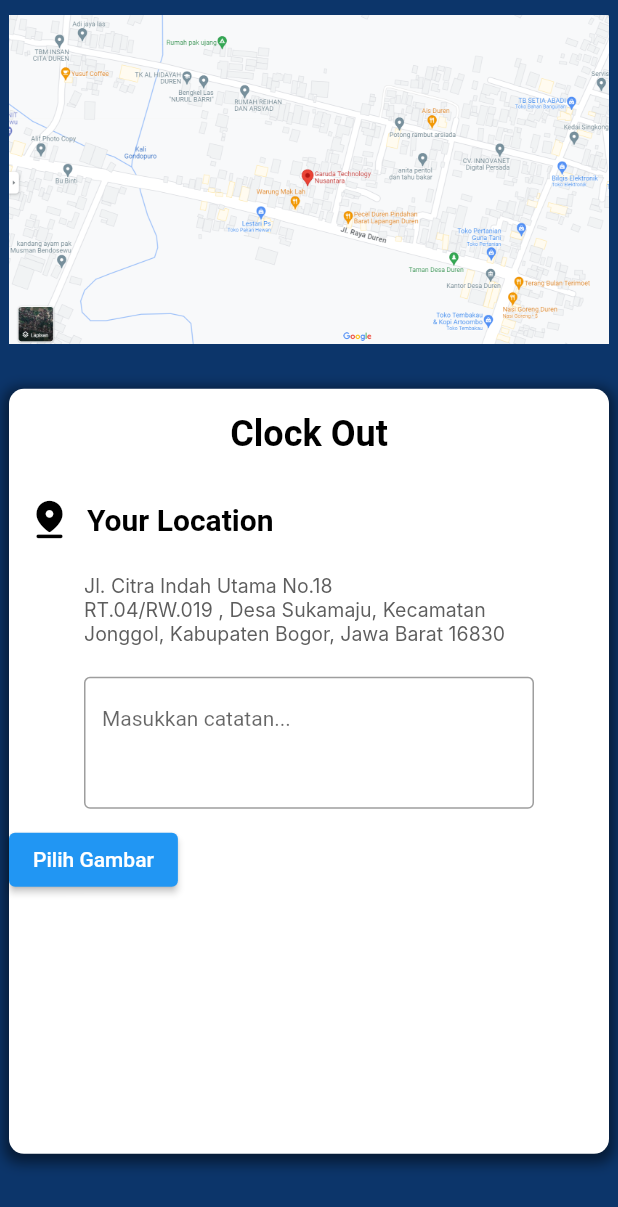
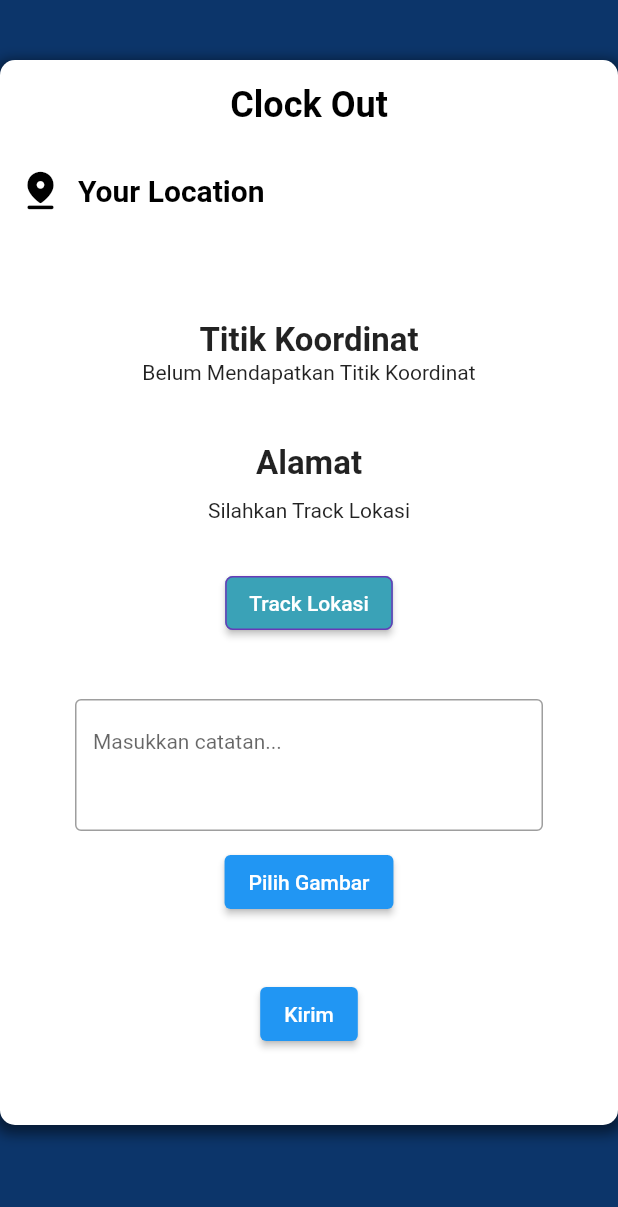
Before and after one commit to krisnagianaputra/Garuda-HRM-Absensi, a Flutter app: the Absensi screen opened directly, after a tap on "Clock Out", on a phone screen of 412 x 824 dp. Shown: the top 1207 px of the screen. Run offline on Flutter 3.47's test engine with Material 2 defaults, Android fonts, the phone set to English and light mode, and no system bars; our stand-ins replace flutter_keyboard_visibility, geocoding, geolocator, google_fonts, image_picker, webview_flutter; Roboto replaces fonts that are missing (Inter).

Commit message:
Update fix Koordinat Lokasi Check in/out dan Input Gambar

```diff
--- a/lib/main.dart
+++ b/lib/main.dart
@@ -15,8 +15,7 @@ class MyApp extends StatelessWidget {
       // home: BottomNavigation(),
       // home: WebViewPage(),
       home: WellcomePage(),
-
-
+      // home: MyHomePage(),
     );
   }
 }
--- a/lib/navigation page/absensi.dart
+++ b/lib/navigation page/absensi.dart
@@ -13,16 +13,7 @@ class _AbsensiState extends State<Absensi> {
   Widget build(BuildContext context) {
     return Scaffold(
       body: Container(
-        decoration: const BoxDecoration(
-          gradient: LinearGradient(
-            begin: Alignment.topCenter,
-            end: Alignment.bottomCenter,
-            colors: [
-              Color.fromARGB(255, 27, 76, 117),
-              Color.fromARGB(255, 147, 85, 255)
-            ],
-          ),
-        ),
+      color: Color.fromARGB(255, 12, 53, 106),
         child: SafeArea(
           child: Center(
             child: Column(
--- a/lib/navigation page/index_profile.dart
+++ b/lib/navigation page/index_profile.dart
@@ -56,8 +56,8 @@ class IndexProfile extends StatelessWidget {
                     BoxShadow(
                       color: const Color.fromARGB(255, 0, 0, 0)
                           .withOpacity(0.5), // warna shadow
-                      spreadRadius: 3, // seberapa jauh shadow menyebar
-                      blurRadius: 7, // seberapa buram shadow
+                      spreadRadius: 2, // seberapa jauh shadow menyebar
+                      blurRadius: 3, // seberapa buram shadow
                       offset: Offset(0, 3), // pergeseran shadow (x, y))
                     ),
                   ],
--- a/lib/pages/clock_out.dart
+++ b/lib/pages/clock_out.dart
@@ -1,5 +1,6 @@
 import 'dart:io';
-import 'package:attandence_app/pages/maps.dart';
+// import 'package:attandence_app/pages/maps.dart';
+import 'package:attandence_app/pages/lokasi.dart';
 import 'package:flutter/material.dart';
 import 'package:image_picker/image_picker.dart';
 
@@ -15,7 +16,7 @@ class _ClockOutState extends State<ClockOut> {
 
   Future<void> _getImage() async {
     final picker = ImagePicker();
-    final pickedFile = await picker.pickImage(source: ImageSource.gallery);
+    final pickedFile = await picker.pickImage(source: ImageSource.camera);
 
     setState(() {
       if (pickedFile != null) {
@@ -33,11 +34,9 @@ class _ClockOutState extends State<ClockOut> {
           child: Column(
             children: [
               SizedBox(height: 10),
-              Maps(),
+              // Maps(),
               SizedBox(height: 30),
               Container(
-                width: 400,
-                height: 510,
                 decoration: BoxDecoration(
                   color: Color.fromARGB(255, 255, 255, 255),
                   borderRadius: BorderRadius.all(Radius.circular(10)),
@@ -101,20 +100,9 @@ class _ClockOutState extends State<ClockOut> {
                         ],
                       ),
                     ),
-                    Container(
-                      margin: EdgeInsets.only(left: 50),
-                      child: Text(
-                        'Jl. Citra Indah Utama No.18 \nRT.04/RW.019 , Desa Sukamaju, Kecamatan\nJonggol, Kabupaten Bogor, Jawa Barat 16830',
-                        style: TextStyle(
-                          color: Color(0xFF5D5D5D),
-                          fontSize: 13,
-                          fontFamily: 'Inter',
-                          fontWeight: FontWeight.w400,
-                          height: 1.2,
-                        ),
-                      ),
-                    ),
-                    SizedBox(height: 20),
+                    SizedBox(height: 50),
+                    Lokasi(),
+                    SizedBox(height: 40,),
                     Container(
                       margin: EdgeInsets.symmetric(horizontal: 50),
                       child: TextField(
@@ -131,7 +119,8 @@ class _ClockOutState extends State<ClockOut> {
                     SizedBox(
                       height: 10,
                     ),
-                    ElevatedButton(
+                    Center(
+                      child: ElevatedButton(
                         onPressed: () async {
                           await _getImage();
                           if (_image == null) {
@@ -156,17 +145,25 @@ class _ClockOutState extends State<ClockOut> {
                         },
                         child: Text('Pilih Gambar'),
                       ),
-
+                    ),
                     SizedBox(height: 20),
-
-          _image != null
+                    Center(
+                      child: _image != null
                           ? Image.file(
                               _image!,
-                  height: 100,
-                  width: 100,
+                              width: 300,
                               fit: BoxFit.cover,
                             )
                           : Container(),
+                    ),
+                    SizedBox(height: 20),
+                    Center(
+                      child: ElevatedButton(
+                        onPressed: () async {},
+                        child: Text('Kirim'),
+                      ),
+                    ),
+                    SizedBox(height: 50),
                   ],
                 ),
               )
--- /dev/null
+++ b/lib/pages/lokasi.dart
@@ -0,0 +1,141 @@
+import 'package:flutter/material.dart';
+import 'package:flutter/services.dart';
+import 'package:geocoding/geocoding.dart';
+import 'package:geolocator/geolocator.dart';
+
+class Lokasi extends StatefulWidget {
+  const Lokasi({super.key});
+
+  @override
+  State<Lokasi> createState() => _LokasiState();
+}
+
+class _LokasiState extends State<Lokasi> {
+  String strLatlong = "Belum Mendapatkan Titik Koordinat";
+  String strAlamat = "Silahkan Track Lokasi";
+  bool loading = false;
+
+  Future<Position> _getGeolocationPosition() async {
+    bool serviceEnable;
+    LocationPermission permission;
+
+    serviceEnable = await Geolocator.isLocationServiceEnabled();
+    if (!serviceEnable) {
+      await Geolocator.openLocationSettings();
+      return Future.error("Location Service not enable");
+    }
+
+    permission = await Geolocator.checkPermission();
+
+    if (permission == LocationPermission.denied) {
+      permission = await Geolocator.requestPermission();
+      if (permission == LocationPermission.denied) {
+        return Future.error("location permision denied");
+      }
+    }
+    if (permission == LocationPermission.deniedForever) {
+      return Future.error("location permition denied forever, we cannot acces");
+    }
+    return await Geolocator.getCurrentPosition(
+        desiredAccuracy: LocationAccuracy.high);
+  }
+
+  Future<void> getAddressFromLongLat(Position position) async {
+    List<Placemark> placemarks =
+        await placemarkFromCoordinates(position.latitude, position.longitude);
+    print(placemarks);
+
+    Placemark place = placemarks[0];
+    setState(() {
+      strAlamat =
+          '${place.street}, ${place.subLocality}, ${place.locality}, ${place.postalCode}, ${place.country}';
+    });
+  }
+
+  @override
+  Widget build(BuildContext context) {
+    return Center(
+      child: Column(
+        mainAxisAlignment: MainAxisAlignment.center,
+        children: [
+          Text(
+            "Titik Koordinat",
+            style: TextStyle(
+              fontSize: 22,
+              fontWeight: FontWeight.bold,
+            ),
+          ),
+          GestureDetector(
+            child: Text(strLatlong),
+            onLongPress: () {
+              Clipboard.setData(ClipboardData(text: strLatlong));
+              final snackBar = SnackBar(
+                content: Text("Koordinat Berhasil Disalin"),
+                backgroundColor: Color.fromARGB(255, 0, 78, 127),
+                action: SnackBarAction(label: "Tutup", onPressed: () {}),
+              );
+              ScaffoldMessenger.of(context).showSnackBar(snackBar);
+            },
+          ),
+          SizedBox(
+            height: 40,
+          ),
+          Text(
+            "Alamat",
+            style: TextStyle(fontSize: 22, fontWeight: FontWeight.bold),
+          ),
+          Padding(
+            padding: const EdgeInsets.all(10),
+            child: GestureDetector(
+              child: Text(strAlamat),
+              onLongPress: () {
+                Clipboard.setData(ClipboardData(text: strAlamat));
+                final snackBar = SnackBar(
+                  content: Text("Alamat Berhasil Disalin"),
+                  backgroundColor: Color.fromARGB(255, 0, 78, 127),
+                  action: SnackBarAction(
+                    label: "Tutup",
+                    onPressed: () {},
+                  ),
+                );
+                ScaffoldMessenger.of(context).showSnackBar(snackBar);
+              },
+            ),
+          ),
+          SizedBox(
+            height: 20,
+          ),
+          loading
+              ? Center(child: CircularProgressIndicator())
+              : ElevatedButton(
+                  style: ButtonStyle(
+                    backgroundColor:
+                        MaterialStateProperty.all(const Color.fromARGB(255, 58, 162, 183)),
+                    shape: MaterialStateProperty.all<RoundedRectangleBorder>(
+                      RoundedRectangleBorder(
+                        borderRadius: BorderRadius.circular(5),
+                        side: BorderSide(color: Colors.deepPurple),
+                      ),
+                    ),
+                  ),
+                  onPressed: () async {
+                    setState(() {
+                      loading = true;
+                    });
+
+                    Position position = await _getGeolocationPosition();
+                    setState(() {
+                      loading = false;
+                      strLatlong =
+                          '${position.latitude}, ${position.longitude}';
+                    });
+
+                    getAddressFromLongLat(position);
+                  },
+                  child: Text("Track Lokasi"),
+                ),
+        ],
+      ),
+    );
+  }
+}
--- a/pubspec.yaml
+++ b/pubspec.yaml
@@ -43,6 +43,12 @@ dependencies:
   flutter_keyboard_visibility: ^5.4.1
   persistent_bottom_nav_bar: ^5.0.2
   image_picker: ^1.0.4
+  google_fonts: ^6.1.0
+  camera: ^0.10.5+5
+  path_provider: ^2.1.1
+  path: ^1.8.3
+  geolocator: ^10.1.0
+  geocoding: ^2.1.1
 
 dev_dependencies:
   flutter_test:
```
Also changed, not shown: lib/components/bottom_navigation.dart (+6 -6 lines), lib/navigation page/halaman_utama.dart (+7 -3 lines), lib/pages/clock_in.dart (+24 -25 lines), lib/pages/profile_edit.dart (+8 -4 lines), pubspec.lock, 5 other files. Lines whose indentation alone changed are shown as unchanged.
